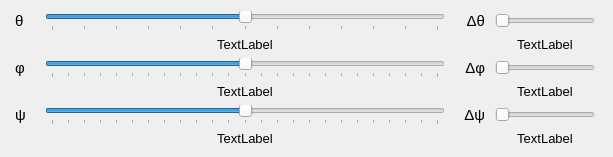
First picture: the form in src/sas/qtgui/Utilities/UI/OrientationViewerControllerUI.ui, repository SasView/sasview, before the edit.
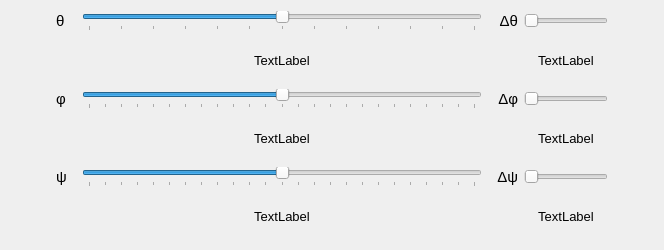
Second picture: the form after the edit.

The edit to the form file:
```diff
--- a/src/sas/qtgui/Utilities/UI/OrientationViewerControllerUI.ui
+++ b/src/sas/qtgui/Utilities/UI/OrientationViewerControllerUI.ui
@@ -6,8 +6,8 @@
    <rect>
     <x>0</x>
     <y>0</y>
-    <width>613</width>
-    <height>116</height>
+    <width>664</width>
+    <height>250</height>
    </rect>
   </property>
   <property name="sizePolicy">
@@ -20,35 +20,7 @@
    <string>Form</string>
   </property>
   <layout class="QGridLayout" name="gridLayout">
-   <item row="4" column="3">
-    <widget class="QSlider" name="deltaPsi">
-     <property name="sizePolicy">
-      <sizepolicy hsizetype="Minimum" vsizetype="Fixed">
-       <horstretch>0</horstretch>
-       <verstretch>0</verstretch>
-      </sizepolicy>
-     </property>
-     <property name="minimumSize">
-      <size>
-       <width>50</width>
-       <height>0</height>
-      </size>
-     </property>
-     <property name="maximumSize">
-      <size>
-       <width>100</width>
-       <height>16777215</height>
-      </size>
-     </property>
-     <property name="maximum">
-      <number>60</number>
-     </property>
-     <property name="orientation">
-      <enum>Qt::Horizontal</enum>
-     </property>
-    </widget>
-   </item>
-   <item row="2" column="3">
+   <item row="2" column="4">
     <widget class="QSlider" name="deltaPhi">
      <property name="sizePolicy">
       <sizepolicy hsizetype="Minimum" vsizetype="Fixed">
@@ -76,7 +48,65 @@
      </property>
     </widget>
    </item>
-   <item row="5" column="3">
+   <item row="4" column="4">
+    <widget class="QSlider" name="deltaPsi">
+     <property name="sizePolicy">
+      <sizepolicy hsizetype="Minimum" vsizetype="Fixed">
+       <horstretch>0</horstretch>
+       <verstretch>0</verstretch>
+      </sizepolicy>
+     </property>
+     <property name="minimumSize">
+      <size>
+       <width>50</width>
+       <height>0</height>
+      </size>
+     </property>
+     <property name="maximumSize">
+      <size>
+       <width>100</width>
+       <height>16777215</height>
+      </size>
+     </property>
+     <property name="maximum">
+      <number>60</number>
+     </property>
+     <property name="orientation">
+      <enum>Qt::Horizontal</enum>
+     </property>
+    </widget>
+   </item>
+   <item row="5" column="2">
+    <widget class="QLabel" name="psiNumber">
+     <property name="font">
+      <font>
+       <pointsize>10</pointsize>
+      </font>
+     </property>
+     <property name="text">
+      <string>TextLabel</string>
+     </property>
+     <property name="alignment">
+      <set>Qt::AlignCenter</set>
+     </property>
+    </widget>
+   </item>
+   <item row="3" column="4">
+    <widget class="QLabel" name="deltaPhiNumber">
+     <property name="font">
+      <font>
+       <pointsize>10</pointsize>
+      </font>
+     </property>
+     <property name="text">
+      <string>TextLabel</string>
+     </property>
+     <property name="alignment">
+      <set>Qt::AlignCenter</set>
+     </property>
+    </widget>
+   </item>
+   <item row="5" column="4">
     <widget class="QLabel" name="deltaPsiNumber">
      <property name="font">
       <font>
@@ -91,7 +121,7 @@
      </property>
     </widget>
    </item>
-   <item row="3" column="1">
+   <item row="3" column="2">
     <widget class="QLabel" name="phiNumber">
      <property name="font">
       <font>
@@ -106,37 +136,7 @@
      </property>
     </widget>
    </item>
-   <item row="3" column="3">
-    <widget class="QLabel" name="deltaPhiNumber">
-     <property name="font">
-      <font>
-       <pointsize>10</pointsize>
-      </font>
-     </property>
-     <property name="text">
-      <string>TextLabel</string>
-     </property>
-     <property name="alignment">
-      <set>Qt::AlignCenter</set>
-     </property>
-    </widget>
-   </item>
-   <item row="5" column="1">
-    <widget class="QLabel" name="psiNumber">
-     <property name="font">
-      <font>
-       <pointsize>10</pointsize>
-      </font>
-     </property>
-     <property name="text">
-      <string>TextLabel</string>
-     </property>
-     <property name="alignment">
-      <set>Qt::AlignCenter</set>
-     </property>
-    </widget>
-   </item>
-   <item row="1" column="1">
+   <item row="1" column="2">
     <widget class="QLabel" name="thetaNumber">
      <property name="font">
       <font>
@@ -151,7 +151,7 @@
      </property>
     </widget>
    </item>
-   <item row="0" column="3">
+   <item row="0" column="4">
     <widget class="QSlider" name="deltaTheta">
      <property name="sizePolicy">
       <sizepolicy hsizetype="Minimum" vsizetype="Fixed">
@@ -179,7 +179,7 @@
      </property>
     </widget>
    </item>
-   <item row="1" column="3">
+   <item row="1" column="4">
     <widget class="QLabel" name="deltaThetaNumber">
      <property name="font">
       <font>
@@ -194,7 +194,7 @@
      </property>
     </widget>
    </item>
-   <item row="0" column="2">
+   <item row="0" column="3">
     <widget class="QLabel" name="deltaThetaLabel">
      <property name="sizePolicy">
       <sizepolicy hsizetype="Fixed" vsizetype="Preferred">
@@ -227,7 +227,7 @@
      </property>
     </widget>
    </item>
-   <item row="2" column="2">
+   <item row="2" column="3">
     <widget class="QLabel" name="deltaPhiLabel">
      <property name="sizePolicy">
       <sizepolicy hsizetype="Fixed" vsizetype="Preferred">
@@ -260,8 +260,8 @@
      </property>
     </widget>
    </item>
-   <item row="2" column="1">
-    <widget class="QSlider" name="phiSlider">
+   <item row="4" column="2">
+    <widget class="QSlider" name="psiSlider">
      <property name="minimumSize">
       <size>
        <width>400</width>
@@ -294,7 +294,7 @@
      </property>
     </widget>
    </item>
-   <item row="4" column="0">
+   <item row="4" column="1">
     <widget class="QLabel" name="psiLabel">
      <property name="sizePolicy">
       <sizepolicy hsizetype="Fixed" vsizetype="Preferred">
@@ -324,7 +324,71 @@
      </property>
     </widget>
    </item>
-   <item row="0" column="1">
+   <item row="2" column="1">
+    <widget class="QLabel" name="phiLabel">
+     <property name="sizePolicy">
+      <sizepolicy hsizetype="Fixed" vsizetype="Preferred">
+       <horstretch>0</horstretch>
+       <verstretch>0</verstretch>
+      </sizepolicy>
+     </property>
+     <property name="minimumSize">
+      <size>
+       <width>20</width>
+       <height>0</height>
+      </size>
+     </property>
+     <property name="maximumSize">
+      <size>
+       <width>20</width>
+       <height>16777215</height>
+      </size>
+     </property>
+     <property name="font">
+      <font>
+       <pointsize>11</pointsize>
+      </font>
+     </property>
+     <property name="text">
+      <string>φ</string>
+     </property>
+    </widget>
+   </item>
+   <item row="2" column="2">
+    <widget class="QSlider" name="phiSlider">
+     <property name="minimumSize">
+      <size>
+       <width>400</width>
+       <height>0</height>
+      </size>
+     </property>
+     <property name="maximumSize">
+      <size>
+       <width>400</width>
+       <height>16777215</height>
+      </size>
+     </property>
+     <property name="minimum">
+      <number>-180</number>
+     </property>
+     <property name="maximum">
+      <number>180</number>
+     </property>
+     <property name="pageStep">
+      <number>15</number>
+     </property>
+     <property name="orientation">
+      <enum>Qt::Horizontal</enum>
+     </property>
+     <property name="tickPosition">
+      <enum>QSlider::TicksBelow</enum>
+     </property>
+     <property name="tickInterval">
+      <number>15</number>
+     </property>
+    </widget>
+   </item>
+   <item row="0" column="2">
     <widget class="QSlider" name="thetaSlider">
      <property name="minimumSize">
       <size>
@@ -358,74 +422,7 @@
      </property>
     </widget>
    </item>
-   <item row="2" column="0">
-    <widget class="QLabel" name="phiLabel">
-     <property name="sizePolicy">
-      <sizepolicy hsizetype="Fixed" vsizetype="Preferred">
-       <horstretch>0</horstretch>
-       <verstretch>0</verstretch>
-      </sizepolicy>
-     </property>
-     <property name="minimumSize">
-      <size>
-       <width>20</width>
-       <height>0</height>
-      </size>
-     </property>
-     <property name="maximumSize">
-      <size>
-       <width>20</width>
-       <height>16777215</height>
-      </size>
-     </property>
-     <property name="font">
-      <font>
-       <pointsize>11</pointsize>
-      </font>
-     </property>
-     <property name="text">
-      <string>φ</string>
-     </property>
-    </widget>
-   </item>
-   <item row="4" column="1">
-    <widget class="QSlider" name="psiSlider">
-     <property name="minimumSize">
-      <size>
-       <width>400</width>
-       <height>0</height>
-      </size>
-     </property>
-     <property name="maximumSize">
-      <size>
-       <width>400</width>
-       <height>16777215</height>
-      </size>
-     </property>
-     <property name="minimum">
-      <number>-180</number>
-     </property>
-     <property name="maximum">
-      <number>180</number>
-     </property>
-     <property name="singleStep">
-      <number>1</number>
-     </property>
-     <property name="pageStep">
-      <number>15</number>
-     </property>
-     <property name="orientation">
-      <enum>Qt::Horizontal</enum>
-     </property>
-     <property name="tickPosition">
-      <enum>QSlider::TicksBelow</enum>
-     </property>
-     <property name="tickInterval">
-      <number>15</number>
-     </property>
-    </widget>
-   </item>
-   <item row="4" column="2">
+   <item row="4" column="3">
     <widget class="QLabel" name="deltaPsiLabel">
      <property name="sizePolicy">
       <sizepolicy hsizetype="Fixed" vsizetype="Preferred">
@@ -458,7 +455,7 @@
      </property>
     </widget>
    </item>
-   <item row="0" column="0">
+   <item row="0" column="1">
     <widget class="QLabel" name="thetaLabel">
      <property name="sizePolicy">
       <sizepolicy hsizetype="Fixed" vsizetype="Preferred">
@@ -488,6 +485,32 @@
      </property>
     </widget>
    </item>
+   <item row="2" column="0">
+    <spacer name="horizontalSpacer">
+     <property name="orientation">
+      <enum>Qt::Horizontal</enum>
+     </property>
+     <property name="sizeHint" stdset="0">
+      <size>
+       <width>40</width>
+       <height>20</height>
+      </size>
+     </property>
+    </spacer>
+   </item>
+   <item row="2" column="5">
+    <spacer name="horizontalSpacer_2">
+     <property name="orientation">
+      <enum>Qt::Horizontal</enum>
+     </property>
+     <property name="sizeHint" stdset="0">
+      <size>
+       <width>40</width>
+       <height>20</height>
+      </size>
+     </property>
+    </spacer>
+   </item>
   </layout>
  </widget>
  <resources/>
```
Left out of the diff: 3 changed lines with no effect on the pictures.
